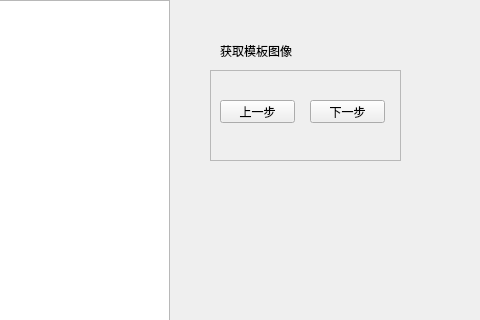
Old version of the form QtCamUse2/QtCamUse_move.ui in the repository sykzhong/QtCamUse; both pictures show x 640 to 1120 and y 0 to 320 of the 1120 by 647 pixel window.
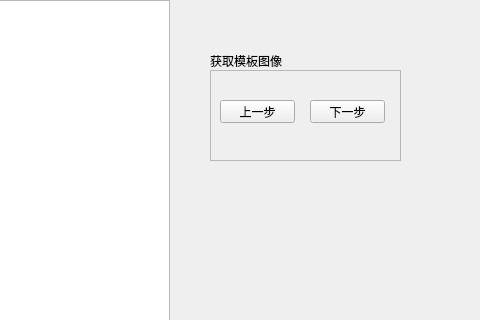
New version of the form.

```diff
--- a/QtCamUse2/QtCamUse_move.ui
+++ b/QtCamUse2/QtCamUse_move.ui
@@ -69,8 +69,8 @@
    <widget class="QLabel" name="label">
     <property name="geometry">
      <rect>
-      <x>860</x>
-      <y>40</y>
+      <x>850</x>
+      <y>50</y>
       <width>81</width>
       <height>21</height>
      </rect>
```
